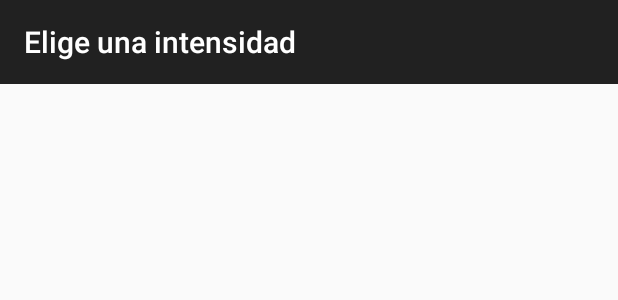
After one commit to AlexRomaja/Treinta_alDia, an Android app: the layout activity_third_nivel_con.xml on its own in the app's theme, with its tools: preview values and no code run, on a phone screen of 412 x 824 dp. The commit adds this screen. Shown: the top 300 px of the screen. Run offline under Robolectric (Android 15) with nearby library versions, the phone set to English and light mode, and no system bars.

Commit message:
Se agregaron dos actividades más: Third_nivelCon y Third_nivelSin con sus respectivos xml. Esto fue para poder implementar el back arrow en el manifest. También se agregó en cada pantalla un diálogo de ayuda que describe el uso de cada pantalla. Se corregieron faltas de ortografía.

```diff
--- a/app/src/main/java/com/example/treintaalda/Adapter/conAparatoAdapter.java
+++ b/app/src/main/java/com/example/treintaalda/Adapter/conAparatoAdapter.java
@@ -15,6 +15,7 @@ import androidx.recyclerview.widget.RecyclerView;
 
 import com.example.treintaalda.Activities.Secon_conAparato;
 import com.example.treintaalda.Activities.Third_ejerNivel;
+import com.example.treintaalda.Activities.Third_nivelCon;
 import com.example.treintaalda.Datos.TipoEjerDat;
 import com.example.treintaalda.Fragments.FragMedia;
 import com.example.treintaalda.R;
@@ -41,14 +42,12 @@ public class conAparatoAdapter extends RecyclerView.Adapter<conAparatoAdapter.Vi
         //setImagenes
         holder.image.setImageResource(tipoEjercicios.get(position).getImgURL());
         final int pos = position;
-        final int conAparato = 1;
         //Clicker
         holder.cardParent.setOnClickListener(new View.OnClickListener() {
             @Override
             public void onClick(View v) {
-                Intent intent = new Intent(context, Third_ejerNivel.class);
+                Intent intent = new Intent(context, Third_nivelCon.class);
                 intent.putExtra("pos", pos);
-                intent.putExtra("aparato", conAparato);
                 context.startActivity(intent);
             }
         });
--- a/app/src/main/java/com/example/treintaalda/Fragments/FragBaja.java
+++ b/app/src/main/java/com/example/treintaalda/Fragments/FragBaja.java
@@ -87,8 +87,8 @@ public class FragBaja extends Fragment {
         View view = inflater.inflate(R.layout.fragment_frag_baja, container, false);
         listView = view.findViewById(R.id.listBaja);
         Third_ejerNivel activity = (Third_ejerNivel) getActivity();
-        position = activity.getPosition();
-        aparato = activity.getAparato();
+//        position = activity.getPosition();
+//        aparato = activity.getAparato();
 
         consultaDatos();
 
--- a/app/src/main/java/com/example/treintaalda/Fragments/FragMedia.java
+++ b/app/src/main/java/com/example/treintaalda/Fragments/FragMedia.java
@@ -72,8 +72,8 @@ public class FragMedia extends Fragment {
         textView = view.findViewById(R.id.fragMediaTXT);
 
         Third_ejerNivel activity = (Third_ejerNivel) getActivity();
-        int position = activity.getPosition();
-        textView.setText(String.valueOf(position));
+//        int position = activity.getPosition();
+//        textView.setText(String.valueOf(position));
 
         return view;
     }
--- a/app/src/main/res/layout/activity_second_consinaparato.xml
+++ b/app/src/main/res/layout/activity_second_consinaparato.xml
@@ -19,7 +19,7 @@
         app:layout_constraintEnd_toEndOf="parent"
         app:layout_constraintStart_toStartOf="parent"
         app:layout_constraintTop_toTopOf="parent"
-        app:title="@string/elijeEjercicio"
+        app:title="@string/eligeEjercicio"
         app:titleTextColor="@color/colorBlanco"
         />
 
--- a/app/src/main/res/layout/activity_third_ejer_nivel.xml
+++ b/app/src/main/res/layout/activity_third_ejer_nivel.xml
@@ -19,7 +19,7 @@
         app:layout_constraintEnd_toEndOf="parent"
         app:layout_constraintStart_toStartOf="parent"
         app:layout_constraintTop_toTopOf="parent"
-        app:title="@string/elijeDificultad"
+        app:title="@string/eligeDificultad"
         app:titleTextColor="@color/colorBlanco"
         />
 
--- /dev/null
+++ b/app/src/main/res/layout/activity_third_nivel_con.xml
@@ -0,0 +1,26 @@
+<?xml version="1.0" encoding="utf-8"?>
+<LinearLayout
+    xmlns:android="http://schemas.android.com/apk/res/android"
+    xmlns:app="http://schemas.android.com/apk/res-auto"
+    xmlns:tools="http://schemas.android.com/tools"
+    android:layout_width="match_parent"
+    android:layout_height="match_parent"
+    tools:context=".Activities.Third_nivelCon"
+    >
+
+    <com.google.android.material.appbar.MaterialToolbar
+        android:id="@+id/toolBarThirdCon"
+        android:layout_width="match_parent"
+        android:layout_height="wrap_content"
+        android:background="@color/colorMenu"
+        android:minHeight="?attr/actionBarSize"
+        android:theme="@style/ToolbarArrow"
+
+        app:layout_constraintEnd_toEndOf="parent"
+        app:layout_constraintStart_toStartOf="parent"
+        app:layout_constraintTop_toTopOf="parent"
+        app:title="@string/eligeDificultad"
+        app:titleTextColor="@color/colorBlanco"
+        />
+
+</LinearLayout>
--- a/app/src/main/res/values/strings.xml
+++ b/app/src/main/res/values/strings.xml
@@ -6,7 +6,7 @@
     <string name="tabMedia">Media</string>
     <string name="tabAlta">Alta</string>
     <string name="Titulo">Treinta al Día</string>
-    <string name="elijeEjercicio">Escoje tipo de ejercicio</string>
-    <string name="elijeDificultad">Elige una intensidad</string>
+    <string name="eligeEjercicio">Escoge tipo de ejercicio</string>
+    <string name="eligeDificultad">Elige una intensidad</string>
     <string name="ic_ayuda">Ayuda</string>
 </resources>
```
Also changed, not shown: app/src/main/AndroidManifest.xml (+17 -3 lines), app/src/main/java/com/example/treintaalda/Activities/Secon_conAparato.java (+14 -1 lines), app/src/main/java/com/example/treintaalda/Activities/Secon_sinAparato.java (+15 -1 lines), app/src/main/java/com/example/treintaalda/Activities/Third_ejerNivel.java (+17 -17 lines), app/src/main/java/com/example/treintaalda/Activities/Third_nivelCon.java (added, +84 -0 lines), app/src/main/java/com/example/treintaalda/Activities/Third_nivelSin.java (added, +67 -0 lines), app/src/main/java/com/example/treintaalda/Adapter/sinAparatoAdapter.java (+4 -4 lines), app/src/main/java/com/example/treintaalda/MainActivity.java (+17 -1 lines), app/src/main/res/layout/activity_third_nivel_sin.xml (added, +25 -0 lines).
